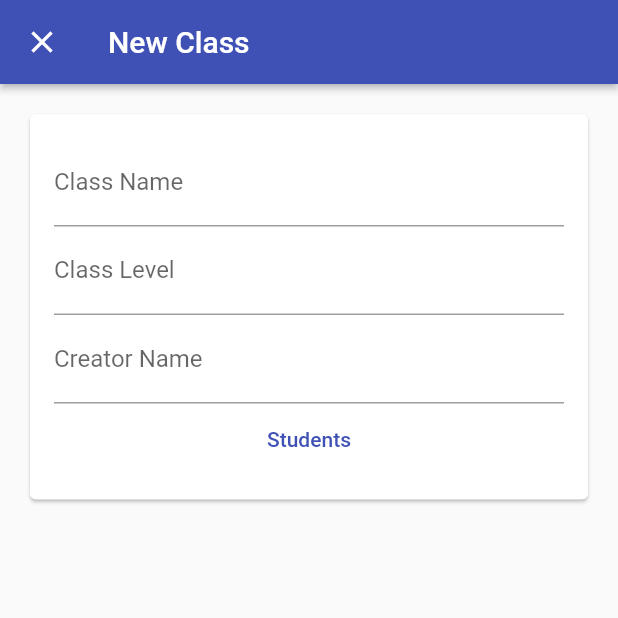
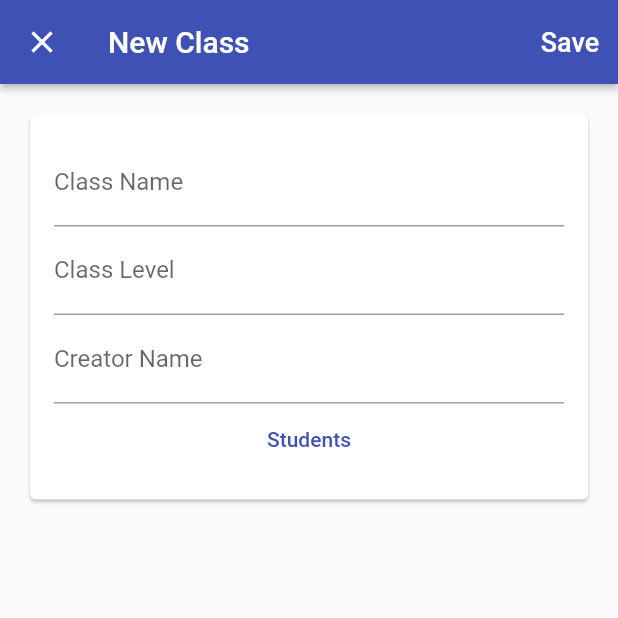
Before and after one commit to itusweng/group21, a Flutter app: the screen it shows once a user with an empty profile is signed in, after a tap on the "add" icon, on a phone screen of 412 x 824 dp, the top half of it. Run offline on Flutter 3.47's test engine with Material 2 defaults, Android fonts, the phone set to English and light mode, and no system bars; our stand-ins replace cloud_firestore, firebase_auth, firebase_core, flutter_signin_button, google_sign_in; accounts and stored records are empty.

```diff
--- a/lepic/lib/app/home/classPages/classes_page.dart
+++ b/lepic/lib/app/home/classPages/classes_page.dart
@@ -4,7 +4,6 @@ import 'package:exp/services/database.dart';
 import 'package:flutter/material.dart';
 import 'package:exp/services/auth.dart';
 import 'package:provider/provider.dart';
-
 import 'create_class_page.dart';
 
 class ClassPage extends StatelessWidget {
@@ -55,7 +54,6 @@ class ClassPage extends StatelessWidget {
       );
     }
   }
-
   @override
   Widget build(BuildContext context) {
     return Scaffold(
--- a/lepic/lib/app/home/classPages/create_class_page.dart
+++ b/lepic/lib/app/home/classPages/create_class_page.dart
@@ -1,29 +1,59 @@
 import 'package:exp/app/home/classPages/students_page.dart';
+import 'package:exp/app/home/model/class.dart';
+import 'package:exp/services/database.dart';
 import 'package:flutter/material.dart';
-
-import 'create_student_page.dart';
+import 'package:provider/provider.dart';
 
 class CreateClassPage extends StatefulWidget {
+  const CreateClassPage({ Key? key, required this.database}) : super(key: key);
+  final Database database;
+
   static Future<void> show(BuildContext context) async {
+    final database = Provider.of<Database>(context, listen: false);
     await Navigator.of(context).push(
       MaterialPageRoute(
-        builder: (context) => CreateClassPage(),
+        builder: (context) => CreateClassPage(database: database, key: null,),
         fullscreenDialog: true,
       ),
     );
   }
-
   @override
-  _AddJobPageState createState() => _AddJobPageState();
+  _CreateClassPageState createState() => _CreateClassPageState();
 }
 
-class _AddJobPageState extends State<CreateClassPage> {
+class _CreateClassPageState extends State<CreateClassPage> {
+  final _form = GlobalKey<FormState>();
+  final TextEditingController _name_controller = TextEditingController();
+  final TextEditingController _level_controller = TextEditingController();
+  final TextEditingController _creator_controller = TextEditingController();
+  String get _className => _name_controller.text;
+  String get _classLevel => _level_controller.text;
+  String get _creatorName => _creator_controller.text;
+
+  // To write class informations to firestore
+  Future<void> _save() async {
+    final newClass = Classes(className: _className,
+        classLevel: _classLevel,
+        creatorName: _creatorName,
+        studentList: []);
+    await widget.database.addClass(newClass);
+    Navigator.of(context).pop();
+  }
   @override
   Widget build(BuildContext context) {
     return Scaffold(
       appBar: AppBar(
         elevation: 2.0,
         title: Text('New Class'),
+        actions: <Widget>[
+          TextButton(
+            child: Text(
+              'Save',
+              style: TextStyle(fontSize: 18, color: Colors.white),
+            ),
+            onPressed:() => _save(),
+          ),
+        ],
       ),
       body: _buildContents(),
     );
@@ -54,12 +84,15 @@ class _AddJobPageState extends State<CreateClassPage> {
   List<Widget> _buildFormChildren() {
     return [
       TextFormField(
+        controller: _name_controller,
         decoration: InputDecoration(labelText: 'Class Name'),
       ),
       TextFormField(
+        controller: _level_controller,
         decoration: InputDecoration(labelText: 'Class Level'),
       ),
       TextFormField(
+        controller: _creator_controller,
         decoration: InputDecoration(labelText: 'Creator Name'),
       ),
       TextButton(onPressed: () => StudentPage.show(context),
--- a/lepic/lib/app/home/model/student.dart
+++ b/lepic/lib/app/home/model/student.dart
@@ -1,24 +1,29 @@
 class Students{
   Students({
     required this.studentName,
+    required this.studentLastname,
     required this.studentClass,
   });
   final String studentName;
   final String studentClass;
+  final String studentLastname;
 
 
   factory Students.fromMap(Map<String, dynamic> data) {
     final String studentName = data['studentName'];
     final String studentClass = data['studentClass'];
+    final String studentLastname = data['studentLastname'];
     return Students(
         studentName: studentName,
         studentClass: studentClass,
+        studentLastname: studentLastname,
     );
   }
   Map<String, dynamic> toMap(){
     return{
       'studentName': studentName,
       'studentClass': studentClass,
+      'studentLastname': studentLastname,
     };
   }
 }
--- a/lepic/lib/services/api_path.dart
+++ b/lepic/lib/services/api_path.dart
@@ -3,5 +3,6 @@ class ApiPath{
   static String classes(String uid,
   String classId) => 'users/$uid/classes/$classId';
   static String allClasses(String uid) =>'users/$uid/classes';
-
+  static String studentOfClass(String uid, String classId) => 'users/$uid/classes/$classId/students';
+  static String students(String studentId) => 'students/$studentId';
 }
--- a/lepic/lib/services/firestore_service.dart
+++ b/lepic/lib/services/firestore_service.dart
@@ -10,7 +10,6 @@ class FirestoreService {
     print('$path: $data');
     await reference.set(data);
   }
-
   Stream<List<T>> collectionStream<T>({
     required String path,
     required T Function(Map<String, dynamic> data) builder,
```
Also changed, not shown: lepic/lib/services/database.dart (+20 -3 lines).
